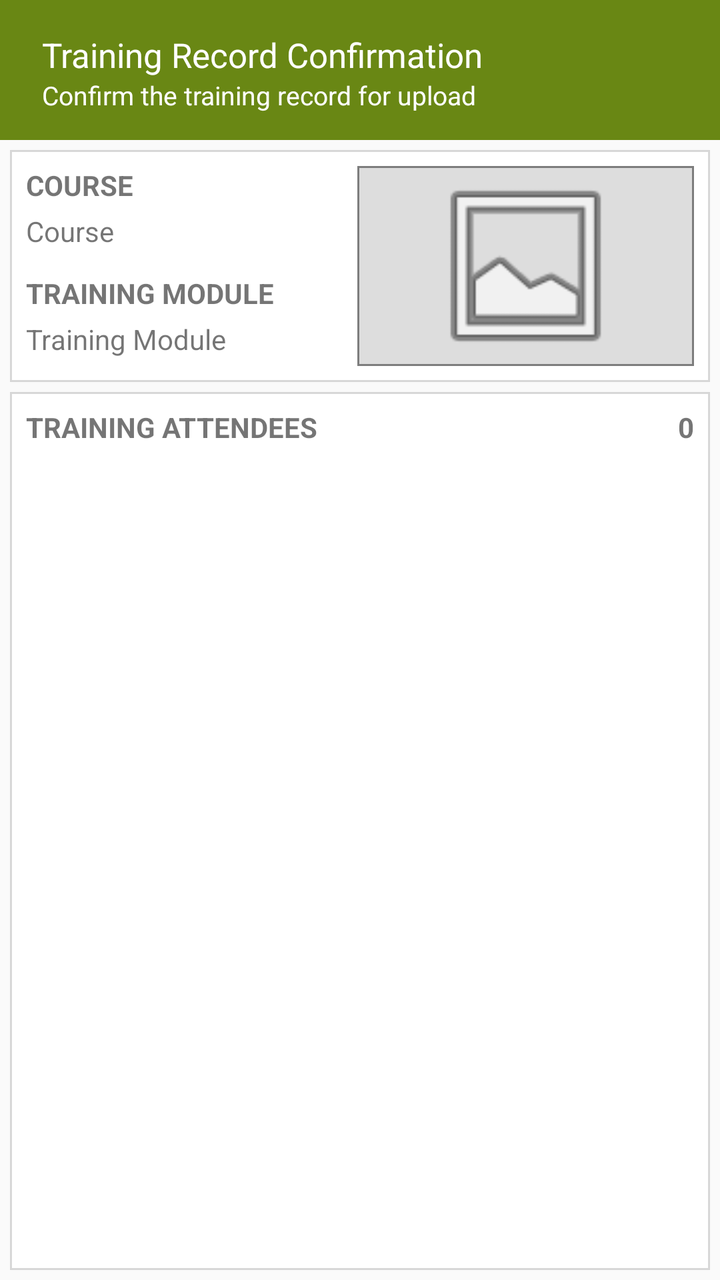
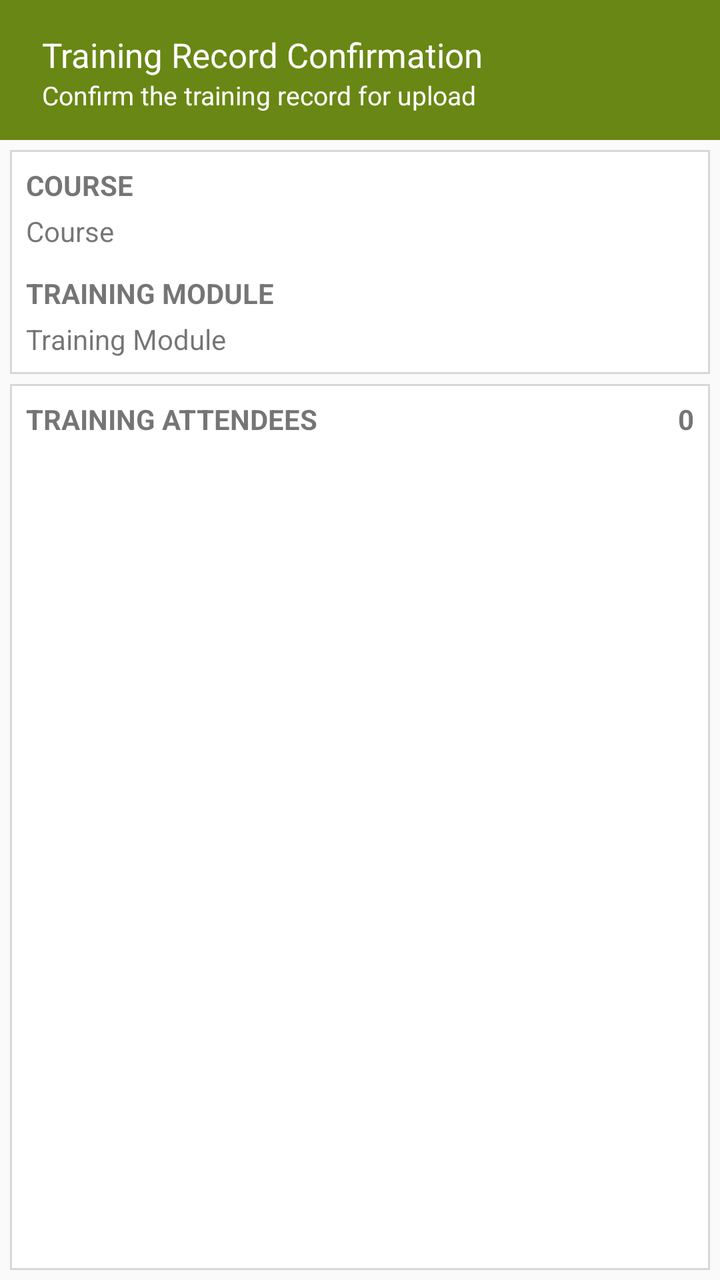

The first picture is an Android layout as it rendered before a commit; the second is the same layout after the commit. The layout source and the unified diff follow.
<!-- AndroidManifest.xml: application theme AppCompactTheme -->
<!-- res/layout/activity_training_record_confirmation.xml -->
<?xml version="1.0" encoding="utf-8"?>
<RelativeLayout xmlns:android="http://schemas.android.com/apk/res/android"
    xmlns:tools="http://schemas.android.com/tools"
    android:layout_width="match_parent"
    android:layout_height="match_parent"
    tools:context="com.olam.digital.ofis.TrainingRecordConfirmation">

    <ImageView
        android:layout_width="match_parent"
        android:layout_height="70dp"
        android:id="@+id/topSectionBackground"
        android:background="@color/ofis_farmer_screen_actions_background"
        android:contentDescription="@string/cd_topSectionColour" />

    
    <LinearLayout
        android:orientation="vertical"
        android:layout_width="match_parent"
        android:layout_height="match_parent"
        android:padding="@dimen/ofis_bottom_section_padding_horizontal"
        android:layout_below="@+id/topSectionBackground">

        <LinearLayout
            android:layout_width="match_parent"
            android:layout_height="wrap_content"
            android:orientation="horizontal"
            android:padding="@dimen/ofis_med_pad"
            android:background="@drawable/border_white_background"
            android:weightSum="8"
            android:baselineAligned="false">

            <LinearLayout
                android:layout_width="0dp"
                android:layout_weight="3.97"
                android:layout_height="wrap_content"
                android:orientation="vertical">

                <TextView
                    android:layout_width="match_parent"
                    android:layout_height="wrap_content"
                    android:text="@string/select_course"
                    android:textAllCaps="true"
                    android:textStyle="bold"
                    android:layout_marginBottom="@dimen/ofis_small_pad"
                    />

                <TextView
                    android:layout_width="match_parent"
                    android:layout_height="wrap_content"
                    android:id="@+id/courseName"
                    android:text="@string/select_course"
                    android:layout_marginBottom="@dimen/ofis_large_pad"
                    />

                <TextView
                    android:layout_width="match_parent"
                    android:layout_height="wrap_content"
                    android:text="@string/select_training_module"
                    android:textAllCaps="true"
                    android:textStyle="bold"
                    android:layout_marginBottom="@dimen/ofis_small_pad"
                    />

                <TextView
                    android:layout_width="match_parent"
                    android:layout_height="wrap_content"
                    android:text="@string/select_training_module"
                    android:id="@+id/trainingModuleName" />

            </LinearLayout>

            <LinearLayout
                android:layout_width="0dp"
                android:layout_height="wrap_content"
                android:orientation="vertical"
                android:layout_weight="4.03">

                <ImageView
                    android:layout_width="match_parent"
                    android:layout_height="wrap_content"
                    android:maxHeight="100dp"
                    android:adjustViewBounds="true"
                    android:scaleType="fitCenter"
                    android:id="@+id/trainingPhoto"
                    android:src="@android:drawable/ic_menu_gallery"
                    android:background="@drawable/border"
                    android:contentDescription="@string/Training_Photo"/>

            </LinearLayout>
        </LinearLayout>

        <LinearLayout
            android:layout_width="match_parent"
            android:layout_height="match_parent"
            android:orientation="vertical"
            android:layout_marginTop="@dimen/ofis_bottom_section_padding_horizontal"
            android:background="@drawable/border_white_background">

            <LinearLayout
                android:layout_width="match_parent"
                android:layout_height="wrap_content"
                android:padding="@dimen/ofis_med_pad"
                android:weightSum="8"
                android:orientation="horizontal">

                <TextView
                    android:layout_width="0dp"
                    android:layout_weight="5"
                    android:layout_height="wrap_content"
                    android:id="@+id/transactionItemsHeader"
                    android:text="@string/TrainingAttendees"
                    android:textAllCaps="true"
                    android:textStyle="bold"/>

                <TextView
                    android:layout_width="0dp"
                    android:layout_height="wrap_content"
                    android:layout_weight="3"
                    android:gravity="end"
                    android:id="@+id/trainingAttendeesTotal"
                    android:text="0"
                    android:textStyle="bold"
                    tools:ignore="HardcodedText" />

            </LinearLayout>

            <ListView
                android:layout_width="match_parent"
                android:layout_height="wrap_content"
                android:id="@+id/list"
                android:divider="@color/ofis_input_field_separator"
                android:listSelector="@android:color/transparent"
                android:dividerHeight="@dimen/ofis_list_itemborder" />

        </LinearLayout>

    </LinearLayout>

    
    <LinearLayout
        android:orientation="horizontal"
        android:layout_width="match_parent"
        android:layout_height="wrap_content"
        android:id="@+id/topSection"
        android:baselineAligned="false"
        android:paddingBottom="0dp"
        android:layout_margin="0dp"
        android:weightSum="10">

        
        <LinearLayout
            android:orientation="vertical"
            android:layout_width="0dp"
            android:layout_height="wrap_content"
            android:layout_weight="8"
            android:paddingLeft="@dimen/activity_horizontal_margin"
            android:paddingTop="@dimen/activity_vertical_margin"
            android:paddingRight="@dimen/activity_horizontal_margin"
            android:paddingBottom="@dimen/activity_vertical_margin">

            <TextView
                android:layout_width="match_parent"
                android:layout_height="wrap_content"
                android:text="@string/TrainingRecordConfirmationTitle"
                android:id="@+id/TrainingRecordConfirmationTitle"
                android:textColor="@color/ofis_base_font_white"
                android:paddingRight="0dp"
                android:paddingLeft="5dp"
                android:textSize="@dimen/ofis_large_text"
                android:maxLines="1" />

            <TextView
                android:layout_width="match_parent"
                android:layout_height="wrap_content"
                android:text="@string/TrainingRecordConfirmationSubTitle"
                android:id="@+id/TrainingRecordConfirmationSubTitle"
                android:textColor="@color/ofis_base_font_white"
                android:paddingRight="0dp"
                android:paddingLeft="5dp"
                android:textSize="@dimen/ofis_small_text"
                tools:ignore="RtlHardcoded"
                android:maxLines="1" />

        </LinearLayout>

    </LinearLayout>

</RelativeLayout>
<!-- resources referenced by this layout -->
<resources>
  <color name="ofis_base_font_white">#ffffff</color>
  <color name="ofis_farmer_screen_actions_background">#698714</color>
  <color name="ofis_input_field_separator">#26000000</color>
  <dimen name="activity_horizontal_margin">16dp</dimen>
  <dimen name="activity_vertical_margin">16dp</dimen>
  <dimen name="ofis_bottom_section_padding_horizontal">5dp</dimen>
  <dimen name="ofis_large_pad">12dp</dimen>
  <dimen name="ofis_large_text">17sp</dimen>
  <dimen name="ofis_list_itemborder">1px</dimen>
  <dimen name="ofis_med_pad">8dp</dimen>
  <dimen name="ofis_small_pad">4dp</dimen>
  <dimen name="ofis_small_text">13sp</dimen>
  <!-- drawable border (drawable) -->
  <?xml version="1.0" encoding="utf-8"?>
  <shape xmlns:android="http://schemas.android.com/apk/res/android" android:shape="rectangle">
      <solid android:color="@color/ofis_consent_statement_background" />
      <stroke
          android:width="1dip"
          android:color="@color/ofis_repeater_item_border" />
  </shape>
  <!-- drawable border_white_background (drawable) -->
  <?xml version="1.0" encoding="utf-8"?>
  <shape xmlns:android="http://schemas.android.com/apk/res/android" android:shape="rectangle">
      <solid android:color="@color/ofis_base_font_white" />
      <stroke
          android:width="1dip"
          android:color="@color/ofis_input_field_separator" />
  </shape>
  <string name="TrainingAttendees">Training Attendees</string>
  <string name="TrainingRecordConfirmationSubTitle">Confirm the training record for upload</string>
  <string name="TrainingRecordConfirmationTitle">Training Record Confirmation</string>
  <string name="Training_Photo">Training Photo</string>
  <string name="cd_topSectionColour">Coloured background for section</string>
  <string name="select_course">Course</string>
  <string name="select_training_module">Training Module</string>
  <style name="AppCompactTheme" parent="Theme.AppCompat.Light">
          
          <item name="android:spinnerStyle">@android:style/Widget.Holo.Light.Spinner</item>
          <item name="android:spinnerItemStyle">@style/SpinnerItem</item>
          <item name="android:spinnerDropDownItemStyle">@style/SpinnerItem.DropDownItem</item>
          <item name="android:dropDownListViewStyle">@style/StandardSpinner</item>
          <item name="android:actionBarStyle">@style/AppTheme.ActionBarStyle</item>
      </style>
  <color name="ofis_consent_statement_background">@color/ofis_actionbar_background</color>
  <color name="ofis_repeater_item_border">#7d7d7d</color>
  <style name="SpinnerItem" parent="Widget.AppCompat.TextView.SpinnerItem">
          <item name="android:textColor">@color/ofis_base_font_white</item>
          <item name="android:textSize">@dimen/ofis_spinner_text</item>
      </style>
  <style name="SpinnerItem.DropDownItem" parent="Widget.AppCompat.Light.DropDownItem.Spinner">
          <item name="android:textColor">@color/ofis_text_field</item>
          <item name="android:background">@color/ofis_spinner_item_background</item>
      </style>
  <style name="StandardSpinner" parent="Widget.AppCompat.ListView.DropDown">
          <item name="android:dividerHeight">@dimen/ofis_spinner_itemseparator</item>
          <item name="android:divider">@color/ofis_spinner_divider</item>
      </style>
  <style name="AppTheme.ActionBarStyle" parent="Theme.AppCompat.Light">
          <item name="android:titleTextStyle">@style/AppTheme.ActionBar.TitleTextStyle</item>
      </style>
  <color name="ofis_actionbar_background">#dddddd</color>
  <dimen name="ofis_spinner_text">14sp</dimen>
  <color name="ofis_text_field">#DE000000</color>
  <color name="ofis_spinner_item_background">@color/ofis_actionbar_background</color>
  <dimen name="ofis_spinner_itemseparator">1dp</dimen>
  <color name="ofis_spinner_divider">#ff333333</color>
  <style name="AppTheme.ActionBar.TitleTextStyle" parent="android:TextAppearance">
          <item name="android:textSize">@dimen/ofis_med_text</item>
      </style>
  <dimen name="ofis_med_text">15sp</dimen>
</resources>

<!-- the commit's change to res/layout/activity_training_record_confirmation.xml (unified diff, before → after) -->
@@ -1,5 +1,6 @@
 <?xml version="1.0" encoding="utf-8"?>
 <RelativeLayout xmlns:android="http://schemas.android.com/apk/res/android"
+    xmlns:app="http://schemas.android.com/apk/res-auto"
     xmlns:tools="http://schemas.android.com/tools"
     android:layout_width="match_parent"
     android:layout_height="match_parent"
@@ -82,7 +83,7 @@
                     android:adjustViewBounds="true"
                     android:scaleType="fitCenter"
                     android:id="@+id/trainingPhoto"
-                    android:src="@android:drawable/ic_menu_gallery"
+                    app:srcCompat="@android:drawable/ic_menu_gallery"
                     android:background="@drawable/border"
                     android:contentDescription="@string/Training_Photo"/>
 
<!-- resource entries referenced after the edit -->
@@ -37,11 +37,13 @@
   <string name="select_training_module">Training Module</string>
   <style name="AppCompactTheme" parent="Theme.AppCompat.Light">
           
-          <item name="android:spinnerStyle">@android:style/Widget.Holo.Light.Spinner</item>
+          <item name="spinnerStyle">@android:style/Widget.Holo.Light.Spinner</item>
           <item name="android:spinnerItemStyle">@style/SpinnerItem</item>
-          <item name="android:spinnerDropDownItemStyle">@style/SpinnerItem.DropDownItem</item>
-          <item name="android:dropDownListViewStyle">@style/StandardSpinner</item>
-          <item name="android:actionBarStyle">@style/AppTheme.ActionBarStyle</item>
+          <item name="spinnerDropDownItemStyle">@style/SpinnerItem.DropDownItem</item>
+          <item name="dropDownListViewStyle">@style/StandardSpinner</item>
+  
+          <item name="actionBarStyle">@style/AppTheme.ActionBarStyle</item>
+  
       </style>
   <color name="ofis_consent_statement_background">@color/ofis_actionbar_background</color>
   <color name="ofis_repeater_item_border">#7d7d7d</color>
@@ -51,14 +53,14 @@
       </style>
   <style name="SpinnerItem.DropDownItem" parent="Widget.AppCompat.Light.DropDownItem.Spinner">
           <item name="android:textColor">@color/ofis_text_field</item>
-          <item name="android:background">@color/ofis_spinner_item_background</item>
+          <item name="background">@color/ofis_spinner_item_background</item>
       </style>
   <style name="StandardSpinner" parent="Widget.AppCompat.ListView.DropDown">
           <item name="android:dividerHeight">@dimen/ofis_spinner_itemseparator</item>
-          <item name="android:divider">@color/ofis_spinner_divider</item>
+          <item name="divider">@color/ofis_spinner_divider</item>
       </style>
   <style name="AppTheme.ActionBarStyle" parent="Theme.AppCompat.Light">
-          <item name="android:titleTextStyle">@style/AppTheme.ActionBar.TitleTextStyle</item>
+          <item name="titleTextStyle">@style/AppTheme.ActionBar.TitleTextStyle</item>
       </style>
   <color name="ofis_actionbar_background">#dddddd</color>
   <dimen name="ofis_spinner_text">14sp</dimen>
@@ -67,8 +69,8 @@
   <dimen name="ofis_spinner_itemseparator">1dp</dimen>
   <color name="ofis_spinner_divider">#ff333333</color>
   <style name="AppTheme.ActionBar.TitleTextStyle" parent="android:TextAppearance">
-          <item name="android:textSize">@dimen/ofis_med_text</item>
+          <item name="android:textSize">@dimen/ofis_large_text</item>
+          <item name="android:textStyle">bold</item>
       </style>
-  <dimen name="ofis_med_text">15sp</dimen>
 </resources>
 
